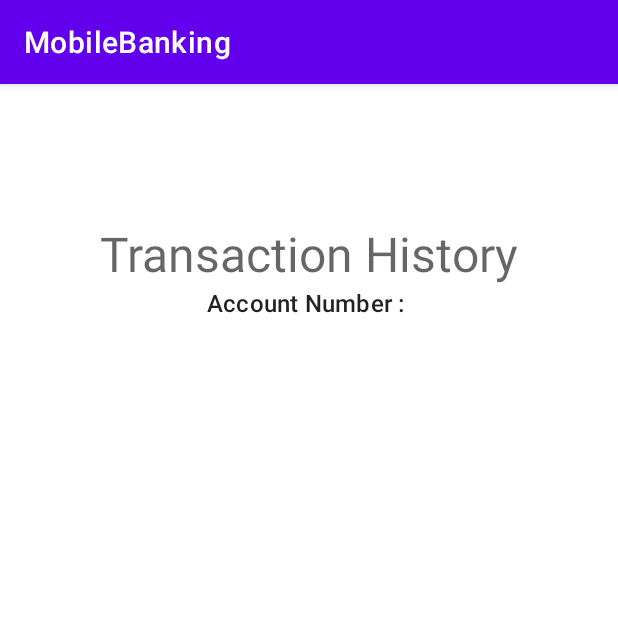
After one commit to mkcarl/MobileBanking, an Android app: the fragment TransactionHistoryPage shown on its own in the app's theme, on a phone screen of 412 x 824 dp, the top half of it. The commit adds this screen. Run offline under Robolectric (Android 15) with nearby library versions, the phone set to English and light mode, and no system bars.

Commit message:
Added Transaction History page

```diff
--- /dev/null
+++ b/app/src/main/java/com/example/mobilebanking/TransactionHistoryPage.kt
@@ -0,0 +1,59 @@
+package com.example.mobilebanking
+
+import android.os.Bundle
+import androidx.fragment.app.Fragment
+import android.view.LayoutInflater
+import android.view.View
+import android.view.ViewGroup
+
+// TODO: Rename parameter arguments, choose names that match
+// the fragment initialization parameters, e.g. ARG_ITEM_NUMBER
+private const val ARG_PARAM1 = "param1"
+private const val ARG_PARAM2 = "param2"
+
+/**
+ * A simple [Fragment] subclass.
+ * Use the [TransactionHistoryPage.newInstance] factory method to
+ * create an instance of this fragment.
+ */
+class TransactionHistoryPage : Fragment() {
+    // TODO: Rename and change types of parameters
+    private var param1: String? = null
+    private var param2: String? = null
+
+    override fun onCreate(savedInstanceState: Bundle?) {
+        super.onCreate(savedInstanceState)
+        arguments?.let {
+            param1 = it.getString(ARG_PARAM1)
+            param2 = it.getString(ARG_PARAM2)
+        }
+    }
+
+    override fun onCreateView(
+        inflater: LayoutInflater, container: ViewGroup?,
+        savedInstanceState: Bundle?
+    ): View? {
+        // Inflate the layout for this fragment
+        return inflater.inflate(R.layout.fragment_transaction_history_page, container, false)
+    }
+
+    companion object {
+        /**
+         * Use this factory method to create a new instance of
+         * this fragment using the provided parameters.
+         *
+         * @param param1 Parameter 1.
+         * @param param2 Parameter 2.
+         * @return A new instance of fragment TransactionHistoryPage.
+         */
+        // TODO: Rename and change types and number of parameters
+        @JvmStatic
+        fun newInstance(param1: String, param2: String) =
+            TransactionHistoryPage().apply {
+                arguments = Bundle().apply {
+                    putString(ARG_PARAM1, param1)
+                    putString(ARG_PARAM2, param2)
+                }
+            }
+    }
+}
--- /dev/null
+++ b/app/src/main/res/layout/fragment_transaction_history_page.xml
@@ -0,0 +1,42 @@
+<?xml version="1.0" encoding="utf-8"?>
+<androidx.constraintlayout.widget.ConstraintLayout xmlns:android="http://schemas.android.com/apk/res/android"
+    xmlns:app="http://schemas.android.com/apk/res-auto"
+    xmlns:tools="http://schemas.android.com/tools"
+    android:id="@+id/text_historyAccNum"
+    android:layout_width="match_parent"
+    android:layout_height="match_parent"
+    android:padding="@dimen/padding_app"
+    tools:context=".TransactionHistoryPage">
+
+    <TextView
+        android:id="@+id/textView3"
+        style="@style/TextAppearance.Material3.HeadlineLarge"
+        android:layout_width="wrap_content"
+        android:layout_height="wrap_content"
+        android:text="Transaction History"
+        app:layout_constraintBottom_toBottomOf="parent"
+        app:layout_constraintEnd_toEndOf="parent"
+        app:layout_constraintStart_toStartOf="parent"
+        app:layout_constraintTop_toTopOf="parent"
+        app:layout_constraintVertical_bias="0.09" />
+
+    <TextView
+        android:id="@+id/textView4"
+        style="@style/TextAppearance.Material3.TitleMedium"
+        android:layout_width="wrap_content"
+        android:layout_height="wrap_content"
+        android:text="Account Number : "
+        app:layout_constraintEnd_toEndOf="parent"
+        app:layout_constraintStart_toStartOf="parent"
+        app:layout_constraintTop_toBottomOf="@+id/textView3" />
+
+    <androidx.recyclerview.widget.RecyclerView
+        android:layout_width="match_parent"
+        android:layout_height="450dp"
+        android:layout_marginTop="72dp"
+        app:layout_constraintBottom_toBottomOf="parent"
+        app:layout_constraintEnd_toEndOf="parent"
+        app:layout_constraintStart_toStartOf="parent"
+        app:layout_constraintTop_toBottomOf="@+id/textView4"
+        app:layout_constraintVertical_bias="0.0" />
+</androidx.constraintlayout.widget.ConstraintLayout>
```
Also changed, not shown: app/src/main/java/com/example/mobilebanking/LiveChatPage.kt (added, +59 -0 lines), app/src/main/java/com/example/mobilebanking/PayBillsPage.kt (added, +59 -0 lines), app/src/main/res/layout/fragment_home_page.xml (+5 -3 lines), app/src/main/res/layout/fragment_live_chat_page.xml (added, +22 -0 lines), app/src/main/res/layout/fragment_pay_bills_page.xml (added, +22 -0 lines), app/src/main/res/layout/transaction_history_item.xml (added, +55 -0 lines).
